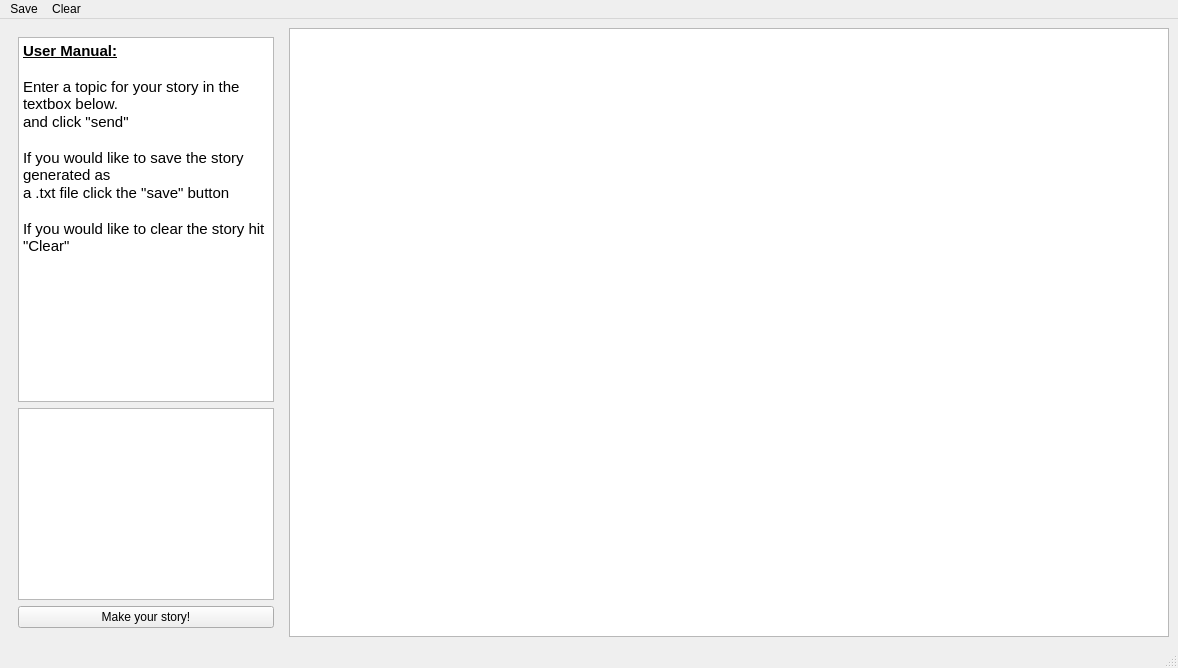
jake-kolk/Hackathon, file mainwindow.ui: the form before one commit.
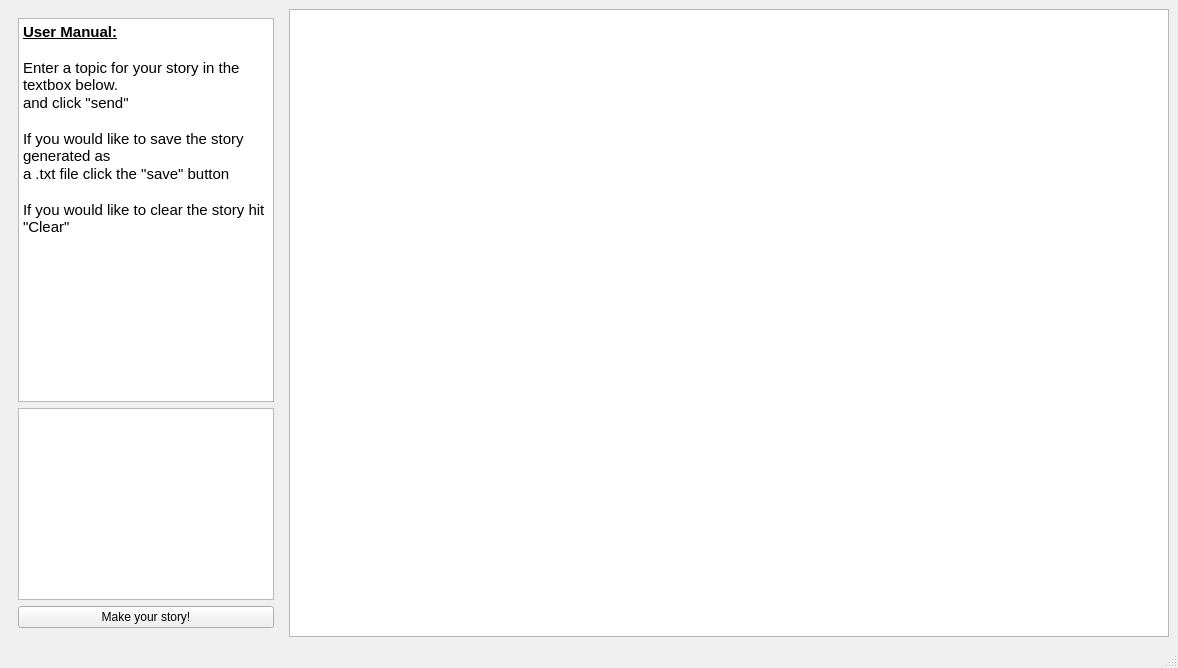
The form after the commit.

Commit message: added the start of container class

```diff
--- a/mainwindow.ui
+++ b/mainwindow.ui
@@ -115,22 +115,9 @@
      <x>0</x>
      <y>0</y>
      <width>1178</width>
-     <height>25</height>
+     <height>21</height>
     </rect>
    </property>
-   <widget class="QMenu" name="menuSave">
-    <property name="title">
-     <string>Save</string>
-    </property>
-   </widget>
-   <widget class="QMenu" name="menuClear">
-    <property name="title">
-     <string>Clear</string>
-    </property>
-   </widget>
-   <addaction name="menuSave"/>
-   <addaction name="menuClear"/>
-
   </widget>
   <action name="actionFile">
    <property name="text">
```
Left out of the diff: 12 changed lines with no effect on the pictures. The commit also changes 8 other files.
